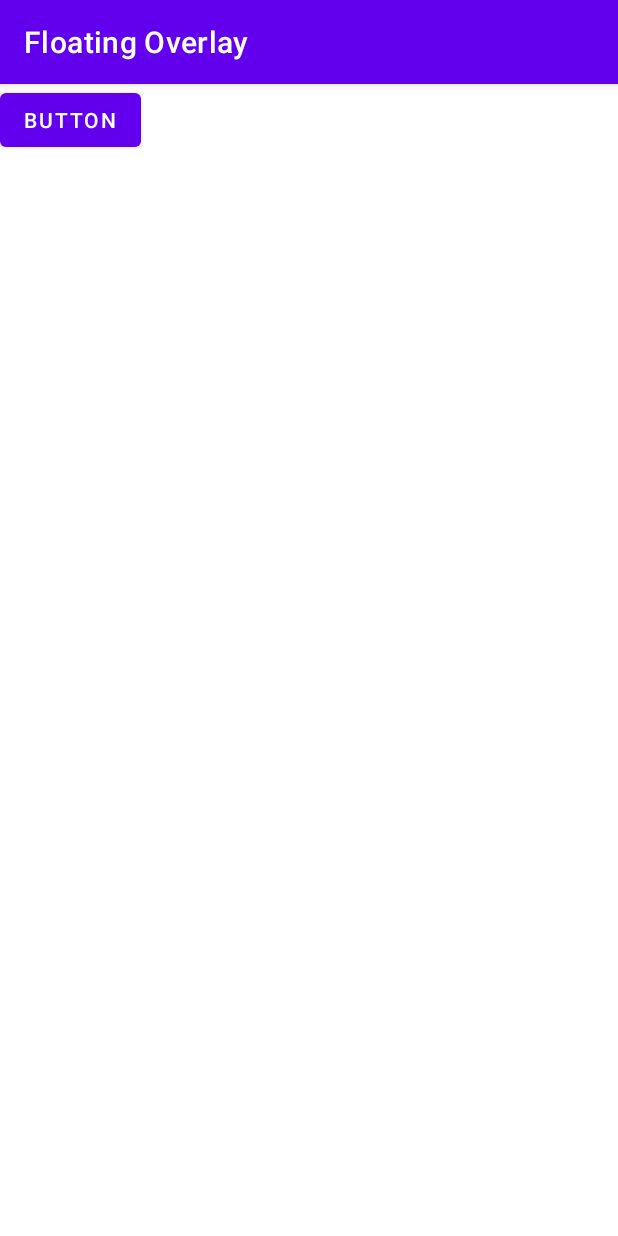
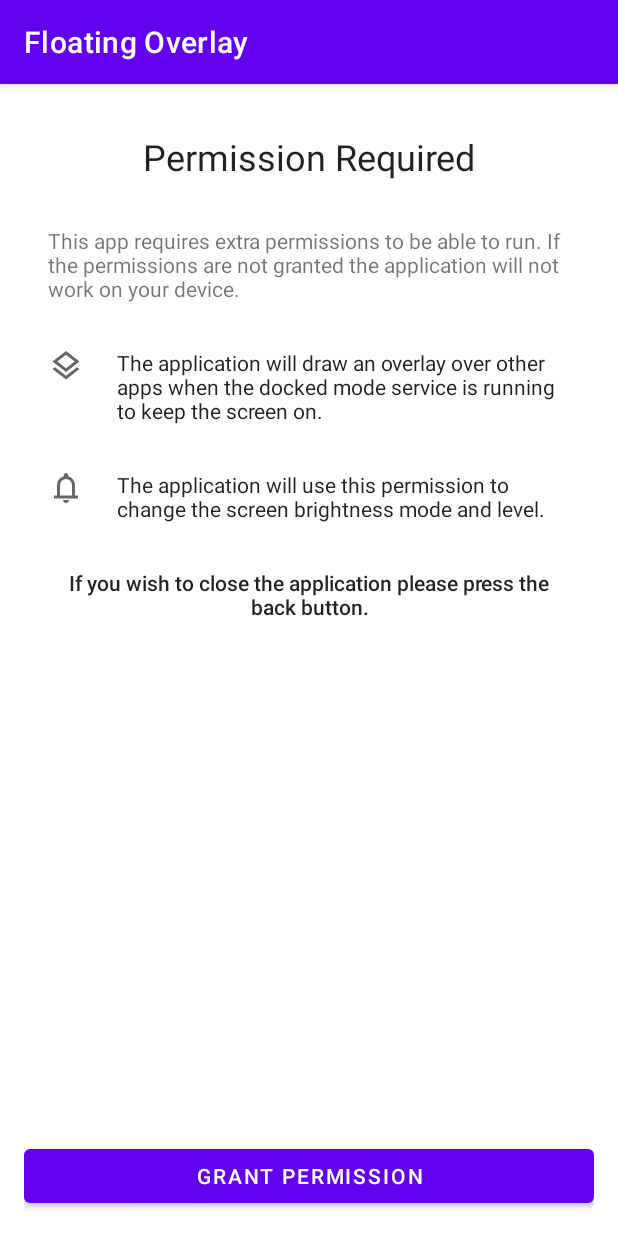
Before and after one commit to florinzaicu/FloatingOverlay, an Android app: the screen it shows after launch (MainActivity before the commit, PermissionCheckActivity after it), on a phone screen of 412 x 824 dp. Run offline under Robolectric (Android 15) with nearby library versions, the phone set to English and light mode, and no system bars.

Commit message:
Add icons and created temp permission check activity

```diff
--- a/app/src/main/java/nz/co/zsd/floatingvolume/MainActivity.kt
+++ b/app/src/main/java/nz/co/zsd/floatingvolume/MainActivity.kt
@@ -12,7 +12,15 @@ class MainActivity : AppCompatActivity() {
         setContentView(R.layout.activity_main)
     }
 
+    override fun onResume() {
+        super.onResume()
+
+        // Check if application has all required permissions, if not show permission activity
+        PermissionCheckActivity.checkPermissions(this)
+    }
+
     fun startOverlayService (v: View) {
-        startForegroundService(Intent(this, OverlayService::class.java))
+        //startForegroundService(Intent(this, OverlayService::class.java))
+        PermissionCheckActivity.checkPermissions(this)
     }
 }
--- /dev/null
+++ b/app/src/main/java/nz/co/zsd/floatingvolume/PermissionCheckActivity.kt
@@ -0,0 +1,82 @@
+package nz.co.zsd.floatingvolume
+
+import android.app.Activity
+import android.content.Intent
+import android.os.Build
+import androidx.appcompat.app.AppCompatActivity
+import android.os.Bundle
+import android.provider.Settings
+import android.util.Log
+
+class PermissionCheckActivity : AppCompatActivity() {
+    override fun onCreate(savedInstanceState: Bundle?) {
+        super.onCreate(savedInstanceState)
+        setContentView(R.layout.permission_check_activity)
+    }
+
+    override fun onResume() {
+        super.onResume()
+
+        // If all permissions granted, stop the activity
+        if (hasPermission(this)) {
+            Log.i(javaClass.simpleName, "All permissions granted, closing permission check activity")
+            finish()
+        }
+
+        Log.i(javaClass.simpleName, "Some permissions missing, showing info and prompt")
+    }
+
+    companion object {
+        /**
+         * Check if the application has all the required permissions granted. If any permissions
+         * are missing, start the permission check activity to ask the user to grant them.
+         */
+        public fun checkPermissions(activity: Activity) {
+            // If any of the permissions are missing, show the permission check activity to ask the
+            // user to grant them
+            Log.i(javaClass.simpleName, "Checking if app has all required permissions")
+            if (hasPermission(activity) == false) {
+                Log.i(javaClass.simpleName, "Some permissions missing. Spawning permission check activity")
+                activity.startActivity(Intent(activity, PermissionCheckActivity::class.java))
+            }
+        }
+
+        /**
+         * Check if the application has all the required permissions granted.
+         * @return true if all permissions are granted, false otherwise
+         */
+        public fun hasPermission(activity: Activity): Boolean {
+            var hasNotifyPerm: Boolean = (
+                    activity.checkSelfPermission(android.Manifest.permission.POST_NOTIFICATIONS) ==
+                            android.content.pm.PackageManager.PERMISSION_GRANTED
+                    )
+
+            // Check if the user has granted the foreground service permission
+            var hasForegroundPerm: Boolean = false;
+            if (Build.VERSION.SDK_INT > 34) {
+                // If API greater than 34 check if user granted the special use permission
+                hasForegroundPerm = (
+                        activity.checkSelfPermission(android.Manifest.permission.FOREGROUND_SERVICE_SPECIAL_USE) ==
+                                android.content.pm.PackageManager.PERMISSION_GRANTED
+                        )
+            } else {
+                hasForegroundPerm = (
+                        activity.checkSelfPermission(android.Manifest.permission.FOREGROUND_SERVICE) ==
+                                android.content.pm.PackageManager.PERMISSION_GRANTED
+                        )
+            }
+
+            // Check if the application has permission to draw over other apps
+            var hasOverlayPerm: Boolean = Settings.canDrawOverlays(activity)
+
+            // If any permissions are missing return false
+            Log.d(javaClass.simpleName, "Permissions ${hasNotifyPerm} ${hasForegroundPerm} ${hasOverlayPerm}")
+            if (hasNotifyPerm == false || hasForegroundPerm == false || hasOverlayPerm == false) {
+                return false
+            }
+
+            // All permissions have been granted, return true
+            return true
+        }
+    }
+}
--- /dev/null
+++ b/app/src/main/res/drawable/ic_browse_activity.xml
@@ -0,0 +1,10 @@
+<vector xmlns:android="http://schemas.android.com/apk/res/android"
+    android:width="24dp"
+    android:height="24dp"
+    android:viewportWidth="960"
+    android:viewportHeight="960"
+    android:tint="?attr/colorControlNormal">
+  <path
+      android:fillColor="@android:color/white"
+      android:pathData="M80,360L80,200Q80,167 103.5,143.5Q127,120 160,120L800,120Q833,120 856.5,143.5Q880,167 880,200L880,360L800,360L800,200Q800,200 800,200Q800,200 800,200L160,200Q160,200 160,200Q160,200 160,200L160,360L80,360ZM160,720Q127,720 103.5,696.5Q80,673 80,640L80,440L160,440L160,640Q160,640 160,640Q160,640 160,640L800,640Q800,640 800,640Q800,640 800,640L800,440L880,440L880,640Q880,673 856.5,696.5Q833,720 800,720L160,720ZM40,840L40,760L920,760L920,840L40,840ZM480,420L480,420Q480,420 480,420Q480,420 480,420L480,420Q480,420 480,420Q480,420 480,420L480,420Q480,420 480,420Q480,420 480,420L480,420Q480,420 480,420Q480,420 480,420ZM80,440L80,360L320,360Q331,360 341,366Q351,372 356,382L403,475L526,260Q531,251 540,245.5Q549,240 560,240Q571,240 581,245.5Q591,251 596,262L645,360L880,360L880,440L620,440Q609,440 599,434.5Q589,429 584,418L558,365L435,580Q430,590 420,595Q410,600 399,600Q388,600 378.5,594Q369,588 364,578L295,440L80,440Z"/>
+</vector>
--- /dev/null
+++ b/app/src/main/res/drawable/ic_layers.xml
@@ -0,0 +1,10 @@
+<vector xmlns:android="http://schemas.android.com/apk/res/android"
+    android:width="24dp"
+    android:height="24dp"
+    android:viewportWidth="960"
+    android:viewportHeight="960"
+    android:tint="?attr/colorControlNormal">
+  <path
+      android:fillColor="@android:color/white"
+      android:pathData="M480,842L120,562L186,512L480,740L774,512L840,562L480,842ZM480,640L120,360L480,80L840,360L480,640ZM480,360L480,360L480,360L480,360L480,360ZM480,538L710,360L480,182L250,360L480,538Z"/>
+</vector>
--- /dev/null
+++ b/app/src/main/res/drawable/ic_notifications.xml
@@ -0,0 +1,10 @@
+<vector xmlns:android="http://schemas.android.com/apk/res/android"
+    android:width="24dp"
+    android:height="24dp"
+    android:viewportWidth="960"
+    android:viewportHeight="960"
+    android:tint="?attr/colorControlNormal">
+  <path
+      android:fillColor="@android:color/white"
+      android:pathData="M160,760L160,680L240,680L240,400Q240,317 290,252.5Q340,188 420,168L420,140Q420,115 437.5,97.5Q455,80 480,80Q505,80 522.5,97.5Q540,115 540,140L540,168Q620,188 670,252.5Q720,317 720,400L720,680L800,680L800,760L160,760ZM480,460L480,460L480,460L480,460Q480,460 480,460Q480,460 480,460Q480,460 480,460Q480,460 480,460ZM480,880Q447,880 423.5,856.5Q400,833 400,800L560,800Q560,833 536.5,856.5Q513,880 480,880ZM320,680L640,680L640,400Q640,334 593,287Q546,240 480,240Q414,240 367,287Q320,334 320,400L320,680Z"/>
+</vector>
--- /dev/null
+++ b/app/src/main/res/drawable/ic_volume_down.xml
@@ -0,0 +1,10 @@
+<vector xmlns:android="http://schemas.android.com/apk/res/android"
+    android:width="24dp"
+    android:height="24dp"
+    android:viewportWidth="960"
+    android:viewportHeight="960"
+    android:tint="?attr/colorControlNormal">
+  <path
+      android:fillColor="@android:color/white"
+      android:pathData="M200,600L200,360L360,360L560,160L560,800L360,600L200,600ZM640,640L640,318Q685,339 712.5,383Q740,427 740,480Q740,533 712.5,576Q685,619 640,640ZM480,354L394,440L280,440L280,520L394,520L480,606L480,354ZM380,480L380,480L380,480L380,480L380,480L380,480L380,480Z"/>
+</vector>
--- /dev/null
+++ b/app/src/main/res/drawable/ic_volume_up.xml
@@ -0,0 +1,11 @@
+<vector xmlns:android="http://schemas.android.com/apk/res/android"
+    android:width="24dp"
+    android:height="24dp"
+    android:viewportWidth="960"
+    android:viewportHeight="960"
+    android:tint="?attr/colorControlNormal"
+    android:autoMirrored="true">
+  <path
+      android:fillColor="@android:color/white"
+      android:pathData="M560,829L560,747Q650,721 705,647Q760,573 760,479Q760,385 705,311Q650,237 560,211L560,129Q684,157 762,254.5Q840,352 840,479Q840,606 762,703.5Q684,801 560,829ZM120,600L120,360L280,360L480,160L480,800L280,600L120,600ZM560,640L560,318Q607,340 633.5,384Q660,428 660,480Q660,531 633.5,574.5Q607,618 560,640ZM400,354L314,440L200,440L200,520L314,520L400,606L400,354ZM300,480L300,480L300,480L300,480L300,480L300,480L300,480Z"/>
+</vector>
--- a/app/src/main/res/layout/activity_main.xml
+++ b/app/src/main/res/layout/activity_main.xml
@@ -5,7 +5,6 @@
     android:layout_width="match_parent"
     android:layout_height="match_parent"
     tools:context=".MainActivity">
-
     <Button
         android:id="@+id/button"
         android:layout_width="wrap_content"
--- /dev/null
+++ b/app/src/main/res/layout/permission_check_activity.xml
@@ -0,0 +1,98 @@
+<?xml version="1.0" encoding="utf-8"?>
+<RelativeLayout xmlns:android="http://schemas.android.com/apk/res/android"
+    xmlns:tools="http://schemas.android.com/tools"
+    android:orientation="vertical"
+    android:layout_width="match_parent"
+    android:layout_height="match_parent"
+    android:padding="@dimen/activity_horizontal_margin">
+
+    <ScrollView
+        android:layout_width="match_parent"
+        android:layout_height="match_parent"
+        android:layout_marginBottom="48dp">
+        <LinearLayout android:orientation="vertical"
+            android:layout_width="match_parent"
+            android:layout_height="wrap_content"
+            android:padding="@dimen/activity_horizontal_margin">
+
+            <TextView
+                android:text="@string/perm_req_heading"
+                android:layout_width="match_parent"
+                android:layout_height="wrap_content"
+                android:textAppearance="@style/TextAppearance.AppCompat.Headline"
+                android:textAlignment="center"
+                android:layout_marginBottom="30dp"/>
+
+            <TextView
+                android:text="@string/perm_req_message"
+                android:layout_width="match_parent"
+                android:layout_height="wrap_content"
+                android:layout_marginBottom="30dp" />
+
+            <LinearLayout
+                android:layout_width="match_parent"
+                android:layout_height="wrap_content"
+                android:orientation="horizontal"
+                android:layout_marginBottom="30dp" >
+
+                <ImageView
+                    android:id="@+id/overlay_img"
+                    android:layout_marginRight="@dimen/activity_horizontal_margin"
+                    android:layout_width="wrap_content"
+                    android:layout_height="wrap_content"
+                    android:background="@drawable/ic_layers"
+                    android:contentDescription="@string/perm_req_overlay"/>
+
+                <TextView
+                    android:id="@+id/overlay_txt"
+                    android:layout_width="0dp"
+                    android:layout_height="wrap_content"
+                    android:layout_weight="1"
+                    android:paddingLeft="6dp"
+                    android:text="@string/perm_req_overlay_msg"
+                    android:textAppearance="@style/TextAppearance.AppCompat.Body1" />
+            </LinearLayout>
+
+            <LinearLayout
+                android:layout_width="match_parent"
+                android:layout_height="wrap_content"
+                android:orientation="horizontal"
+                android:layout_marginBottom="30dp" >
+
+                <ImageView
+                    android:id="@+id/settings_img"
+                    android:layout_width="wrap_content"
+                    android:layout_height="wrap_content"
+                    android:layout_marginRight="@dimen/activity_horizontal_margin"
+                    android:background="@drawable/ic_notifications"
+                    android:contentDescription="@string/perm_req_mod_setting" />
+
+                <TextView
+                    android:id="@+id/settings_txt"
+                    android:layout_width="0dp"
+                    android:layout_height="wrap_content"
+                    android:layout_weight="1"
+                    android:paddingLeft="6dp"
+                    android:text="@string/perm_req_mod_setting_msg"
+                    android:textAppearance="@style/TextAppearance.AppCompat.Body1" />
+            </LinearLayout>
+
+            <TextView
+                android:text="@string/perm_req_exit_msg"
+                android:layout_width="match_parent"
+                android:layout_height="wrap_content"
+                android:layout_marginBottom="30dp"
+                android:textAppearance="@style/TextAppearance.AppCompat.Body2"
+                android:textAlignment="center" />
+        </LinearLayout>
+    </ScrollView>
+
+    <Button
+        android:id="@+id/permission_btn"
+        android:layout_width="match_parent"
+        android:layout_height="wrap_content"
+        android:layout_alignParentStart="true"
+        android:layout_alignParentBottom="true"
+        android:onClick="modifyPermissionButtonClick"
+        android:text="@string/perm_req_modify_btn" />
+</RelativeLayout>
--- /dev/null
+++ b/app/src/main/res/values/dimens.xml
@@ -0,0 +1,10 @@
+<?xml version="1.0" encoding="utf-8"?>
+<resources>
+    <!-- Default screen margins, per the Android Design guidelines. -->
+    <dimen name="activity_horizontal_margin">16dp</dimen>
+    <dimen name="activity_vertical_margin">16dp</dimen>
+
+    <dimen name="material_item_spacing_double">32dp</dimen>
+    <dimen name="material_item_spacing">16dp</dimen>
+    <dimen name="material_item_spacing_small">8dp</dimen>
+</resources>
--- a/app/src/main/res/values/strings.xml
+++ b/app/src/main/res/values/strings.xml
@@ -1,3 +1,29 @@
 <resources>
     <string name="app_name">Floating Overlay</string>
+
+    <!-- Permissions activity strings -->
+    <string name="perm_req_heading">Permission Required</string>
+    <string name="perm_req_message">
+        This app requires extra permissions to be able to run. If the permissions are not granted
+        the application will not work on your device.
+    </string>
+    <string name="perm_req_modify_btn">Grant Permission</string>
+    <string name="perm_req_overlay">Draw over other Apps</string>
+    <string name="perm_req_overlay_msg">
+        The application will draw an overlay over other apps when the docked mode service is running
+        to keep the screen on.
+    </string>
+    <string name="perm_req_mod_setting">Modify System Settings</string>
+    <string name="perm_req_mod_setting_msg">
+        The application will use this permission to change the screen brightness mode and level.
+    </string>
+    <string name="perm_req_exit_msg">If you wish to close the application please press the back button.</string>
+
+    <string name="perm_granted_overlay_msg">You have granted the overlay permission! The
+        application will draw an overlay over other apps when the docked mode service is running to
+        keep the screen on.
+    </string>
+    <string name="perm_granted_settings_msg">You have granted the settings permission! The
+        application will use this permission to change the screen brightness mode and level.
+    </string>
 </resources>
```
Also changed, not shown: app/src/main/AndroidManifest.xml (+12 -8 lines).
